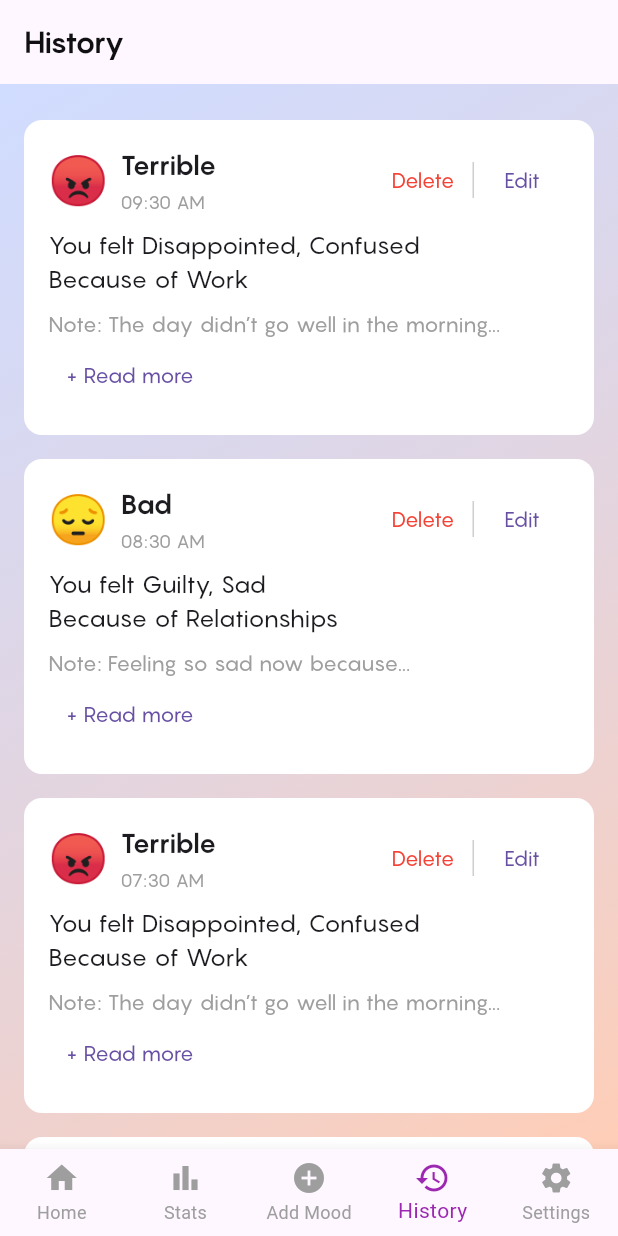
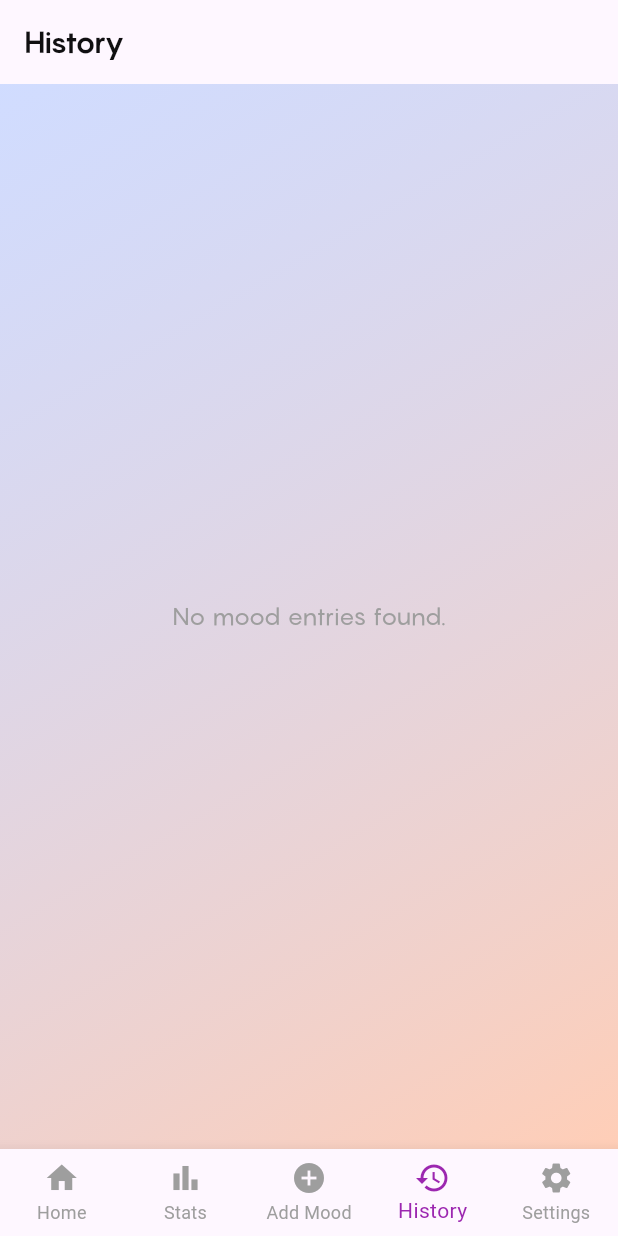
Before and after one commit to khadeejab038/moodbook-app, a Flutter app: the HistoryPage screen opened directly, on a phone screen of 412 x 824 dp. Run offline on Flutter 3.47's test engine with Material 3 defaults, Android fonts, the phone set to English and light mode, and no system bars; our stand-ins replace cloud_firestore, firebase_auth, firebase_core; accounts and stored records are empty.

Commit message:
Fetching data from Firestore for history_page.dart works now

```diff
--- a/lib/Models/mood_entry.dart
+++ b/lib/Models/mood_entry.dart
@@ -1,3 +1,5 @@
+import 'package:cloud_firestore/cloud_firestore.dart';
+
 class MoodEntry {
   DateTime _timestamp;
   String _mood = '';
@@ -14,7 +16,8 @@ class MoodEntry {
     List<String>? reasons,
     String? notes,
     String? userId,
-  })  : _timestamp = timestamp,
+  })
+      : _timestamp = timestamp,
         _mood = mood,
         _emotions = emotions ?? [],
         _reasons = reasons ?? [],
@@ -23,18 +26,28 @@ class MoodEntry {
 
   // Getters
   DateTime get getTimestamp => _timestamp;
+
   String get getMood => _mood;
+
   List<String> get getEmotions => _emotions;
+
   List<String> get getReasons => _reasons;
+
   String? get getNotes => _notes;
+
   String? get getUserId => _userId;
 
   // Setters
   set setTimestamp(DateTime timestamp) => _timestamp = timestamp;
+
   set setMood(String mood) => _mood = mood;
+
   set setEmotions(List<String> emotions) => _emotions = emotions;
+
   set setReasons(List<String> reasons) => _reasons = reasons;
+
   set setNotes(String? notes) => _notes = notes;
+
   set setUserId(String? userId) => _userId = userId;
 
   // Methods for adding/removing emotions
@@ -58,7 +71,8 @@ class MoodEntry {
   // Convert to Firestore-compatible Map
   Map<String, dynamic> toMap() {
     return {
-      'timestamp': _timestamp.toIso8601String(),
+      'timestamp': Timestamp.fromDate(_timestamp),
+      // Convert DateTime to Firestore Timestamp
       'mood': _mood,
       'emotions': _emotions,
       'reasons': _reasons,
@@ -70,7 +84,7 @@ class MoodEntry {
   // Create from Firestore Map
   factory MoodEntry.fromMap(Map<String, dynamic> map) {
     return MoodEntry(
-      timestamp: DateTime.parse(map['timestamp']),
+      timestamp: (map['timestamp'] as Timestamp).toDate(),
       mood: map['mood'] ?? '',
       emotions: List<String>.from(map['emotions'] ?? []),
       reasons: List<String>.from(map['reasons'] ?? []),
--- a/lib/UI/history_page.dart
+++ b/lib/UI/history_page.dart
@@ -1,13 +1,36 @@
 import 'package:flutter/material.dart';
 import 'package:intl/intl.dart';
 import '../Widgets/bottom_nav_bar.dart';
+import 'package:cloud_firestore/cloud_firestore.dart';
+import 'package:firebase_auth/firebase_auth.dart';
+
+import 'package:flutter/material.dart';
+import 'package:intl/intl.dart';
+import '../Widgets/bottom_nav_bar.dart';
+import 'package:cloud_firestore/cloud_firestore.dart';
+import 'package:firebase_auth/firebase_auth.dart';
 
 class HistoryPage extends StatelessWidget {
   @override
   Widget build(BuildContext context) {
+    // Get the current user's ID
+    final currentUser = FirebaseAuth.instance.currentUser;
+
+    // Check if the user is logged in
+    if (currentUser == null) {
+      return Center(
+        child: Text(
+          'You are not logged in. Please sign in to view your mood history.',
+          style: TextStyle(fontFamily: 'Pangram', fontSize: 16),
+        ),
+      );
+    }
+
+    final userId = currentUser.uid;
+
     return Scaffold(
       appBar: AppBar(
-        automaticallyImplyLeading: false, // Prevent back button
+        automaticallyImplyLeading: false,
         backgroundColor: Colors.transparent,
         elevation: 0,
         title: PreferredSize(
@@ -38,37 +61,63 @@ class HistoryPage extends StatelessWidget {
             end: Alignment.bottomRight,
           ),
         ),
-        child: ListView.builder(
-          padding: EdgeInsets.all(16.0),
-          itemCount: 10,
-          itemBuilder: (context, index) {
-            return _buildHistoryTile(context, index);
+        child: StreamBuilder<QuerySnapshot>(
+          stream: FirebaseFirestore.instance
+              .collection('mood_entries')
+              .where('userId', isEqualTo: userId)
+              .snapshots(),
+          builder: (context, snapshot) {
+            if (snapshot.connectionState == ConnectionState.waiting) {
+              return Center(child: CircularProgressIndicator());
+            }
+            if (snapshot.hasError) {
+              return Center(
+                child: Text(
+                  'An error occurred: ${snapshot.error}',
+                  style: TextStyle(
+                    fontFamily: 'Pangram',
+                    fontSize: 16,
+                    color: Colors.red,
+                  ),
+                ),
+              );
+            }
+            if (!snapshot.hasData || snapshot.data!.docs.isEmpty) {
+              return Center(
+                child: Text(
+                  'No mood entries found.',
+                  style: TextStyle(
+                    fontFamily: 'Pangram',
+                    fontSize: 16,
+                    color: Colors.grey,
+                  ),
+                ),
+              );
+            }
+
+            final moodEntries = snapshot.data!.docs;
+
+            return ListView.builder(
+              padding: EdgeInsets.all(16.0),
+              itemCount: moodEntries.length,
+              itemBuilder: (context, index) {
+                final entry = moodEntries[index];
+                return HistoryTile(
+                  mood: entry['mood'] ?? 'No mood',
+                  emoji: '😊', // Default neutral emoji as placeholder
+                  // Check if the timestamp is a Firestore Timestamp and convert it
+                  timestamp: DateFormat('hh:mm a').format((entry['timestamp'] as Timestamp).toDate()),
+                  feelings: entry['emotions']?.join(', ') ?? 'No emotions',
+                  reason: entry['reasons']?.join(', ') ?? 'No reason',
+                  note: entry['notes'] ?? 'No note',
+                  entryId: entry.id, // Pass the document ID for deletion/edit
+                );
+              },
+            );
           },
         ),
       ),
       bottomNavigationBar: BottomNavBar(currentIndex: 3),
-    );
-  }
-
-  Widget _buildHistoryTile(BuildContext context, int index) {
-    final mood = index % 2 == 0 ? 'Terrible' : 'Bad';
-    final emoji = index % 2 == 0 ? '😡' : '😔';
-    final timestamp = DateTime.now().subtract(Duration(hours: index + 1));
-    final formattedTime =
-    DateFormat('hh:mm a').format(timestamp); // 12-hour format
-    final feelings = index % 2 == 0 ? 'Disappointed, Confused' : 'Guilty, Sad';
-    final reason = index % 2 == 0 ? 'Work' : 'Relationships';
-    final note = index % 2 == 0
-        ? 'The day didn’t go well in the morning...'
-        : 'Feeling so sad now because...';
-
-    return HistoryTile(
-      mood: mood,
-      emoji: emoji,
-      timestamp: formattedTime,
-      feelings: feelings,
-      reason: reason,
-      note: note,
     );
   }
 }
@@ -80,6 +129,7 @@ class HistoryTile extends StatefulWidget {
   final String feelings;
   final String reason;
   final String note;
+  final String entryId;
 
   HistoryTile({
     required this.mood,
@@ -88,6 +138,7 @@ class HistoryTile extends StatefulWidget {
     required this.feelings,
     required this.reason,
     required this.note,
+    required this.entryId,
   });
 
   @override
@@ -96,6 +147,22 @@ class HistoryTile extends StatefulWidget {
 
 class _HistoryTileState extends State<HistoryTile> {
   bool _isNoteExpanded = false;
+
+  // Method to delete the entry from Firestore
+  void _deleteEntry() async {
+    try {
+      await FirebaseFirestore.instance.collection('mood_entries').doc(widget.entryId).delete();
+      ScaffoldMessenger.of(context).showSnackBar(SnackBar(content: Text('Entry deleted')));
+    } catch (e) {
+      ScaffoldMessenger.of(context).showSnackBar(SnackBar(content: Text('Error deleting entry: $e')));
+    }
+  }
+
+  // Method to edit the entry (placeholder, implement functionality later)
+  void _editEntry() {
+    // Implement your edit functionality here
+    ScaffoldMessenger.of(context).showSnackBar(SnackBar(content: Text('Edit feature is under development')));
+  }
 
   @override
   Widget build(BuildContext context) {
@@ -149,13 +216,10 @@ class _HistoryTileState extends State<HistoryTile> {
                   Row(
                     children: [
                       TextButton(
-                        onPressed: () {
-                          // Implement delete action
-                        },
+                        onPressed: _deleteEntry,
                         child: Text(
                           'Delete',
-                          style:
-                          TextStyle(color: Colors.red, fontFamily: 'Pangram'),
+                          style: TextStyle(color: Colors.red, fontFamily: 'Pangram'),
                         ),
                       ),
                       Container(
@@ -164,11 +228,8 @@ class _HistoryTileState extends State<HistoryTile> {
                         color: Colors.grey.withOpacity(0.5),
                       ),
                       TextButton(
-                        onPressed: () {
-                          // Implement edit action
-                        },
-                        child: Text('Edit',
-                            style: TextStyle(fontFamily: 'Pangram')),
+                        onPressed: _editEntry,
+                        child: Text('Edit', style: TextStyle(fontFamily: 'Pangram')),
                       ),
                     ],
                   ),
```
